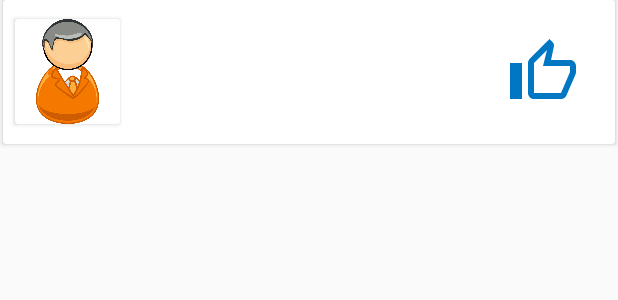
After one commit to KoonaSainath/DoYourThing_SocialMedia_Android_App, an Android app: the layout each_user_in_people.xml on its own in the app's theme, with its tools: preview values and no code run, on a phone screen of 412 x 824 dp. The commit adds this screen. Shown: the top 300 px of the screen. Run offline under Robolectric (Android 15) with nearby library versions, the phone set to English and light mode, and no system bars.

Commit message:
designing of each user for all people recycler view is done

```diff
--- /dev/null
+++ b/app/src/main/res/drawable/liked.xml
@@ -0,0 +1,5 @@
+<vector android:height="24dp" android:tint="#0077C2"
+    android:viewportHeight="24" android:viewportWidth="24"
+    android:width="24dp" xmlns:android="http://schemas.android.com/apk/res/android">
+    <path android:fillColor="@android:color/white" android:pathData="M1,21h4L5,9L1,9v12zM23,10c0,-1.1 -0.9,-2 -2,-2h-6.31l0.95,-4.57 0.03,-0.32c0,-0.41 -0.17,-0.79 -0.44,-1.06L14.17,1 7.59,7.59C7.22,7.95 7,8.45 7,9v10c0,1.1 0.9,2 2,2h9c0.83,0 1.54,-0.5 1.84,-1.22l3.02,-7.05c0.09,-0.23 0.14,-0.47 0.14,-0.73v-2z"/>
+</vector>
--- /dev/null
+++ b/app/src/main/res/drawable/not_liked.xml
@@ -0,0 +1,5 @@
+<vector android:height="24dp" android:tint="#0077C2"
+    android:viewportHeight="24" android:viewportWidth="24"
+    android:width="24dp" xmlns:android="http://schemas.android.com/apk/res/android">
+    <path android:fillColor="@android:color/white" android:pathData="M9,21h9c0.83,0 1.54,-0.5 1.84,-1.22l3.02,-7.05c0.09,-0.23 0.14,-0.47 0.14,-0.73v-2c0,-1.1 -0.9,-2 -2,-2h-6.31l0.95,-4.57 0.03,-0.32c0,-0.41 -0.17,-0.79 -0.44,-1.06L14.17,1 7.58,7.59C7.22,7.95 7,8.45 7,9v10c0,1.1 0.9,2 2,2zM9,9l4.34,-4.34L12,10h9v2l-3,7H9V9zM1,9h4v12H1z"/>
+</vector>
--- /dev/null
+++ b/app/src/main/res/layout/each_user_in_people.xml
@@ -0,0 +1,54 @@
+<?xml version="1.0" encoding="utf-8"?>
+<androidx.cardview.widget.CardView
+    xmlns:android="http://schemas.android.com/apk/res/android"
+    android:layout_width="match_parent"
+    android:layout_height="wrap_content"
+    android:elevation="48dp"
+    android:layout_marginLeft="2dp"
+    android:layout_marginRight="2dp"
+    android:layout_marginBottom="2dp">
+
+    <RelativeLayout
+        android:layout_width="match_parent"
+        android:layout_height="wrap_content"
+        android:orientation="horizontal">
+
+        <androidx.cardview.widget.CardView
+            android:id="@+id/card_profile_pic"
+            android:layout_alignParentLeft="true"
+            android:layout_centerInParent="true"
+            android:layout_margin="8dp"
+            android:layout_width="wrap_content"
+            android:layout_height="wrap_content">
+            <ImageView
+                android:id="@+id/img_people_profile_pic"
+                android:src="@drawable/profile_pic_place_holder"
+                android:layout_gravity="center"
+                android:layout_width="70dp"
+                android:layout_height="70dp"/>
+        </androidx.cardview.widget.CardView>
+
+        <TextView
+            android:id="@+id/txt_people_username"
+            android:layout_margin="8dp"
+            android:layout_toLeftOf="@id/img_friend_or_unfriend"
+            android:textColor="@color/black"
+            android:textSize="16sp"
+            android:textStyle="bold"
+            android:layout_toRightOf="@id/card_profile_pic"
+            android:layout_centerInParent="true"
+            android:layout_width="wrap_content"
+            android:layout_height="wrap_content"/>
+
+        <ImageView
+            android:layout_width="80dp"
+            android:layout_height="80dp"
+            android:layout_margin="8dp"
+            android:layout_alignParentRight="true"
+            android:src="@drawable/not_liked"
+            android:padding="16dp"
+            android:id="@+id/img_friend_or_unfriend"/>
+
+    </RelativeLayout>
+
+</androidx.cardview.widget.CardView>
```
Also changed, not shown: app/src/main/java/firebase/kunasainath/doyourthing/adapters/PeopleAdapter.java (added, +74 -0 lines), app/src/main/java/firebase/kunasainath/doyourthing/model_classes/User.java (added, +26 -0 lines), app/src/main/java/firebase/kunasainath/doyourthing/viewholders/PeopleViewHolder.java (added, +48 -0 lines), app/src/main/java/firebase/kunasainath/doyourthing/viewpager_fragments/HomeFragment.java (+14 -26 lines), app/src/main/java/firebase/kunasainath/doyourthing/viewpager_fragments/PeopleFragment.java (+75 -31 lines), app/src/main/res/layout/fragment_people.xml (+17 -5 lines).
